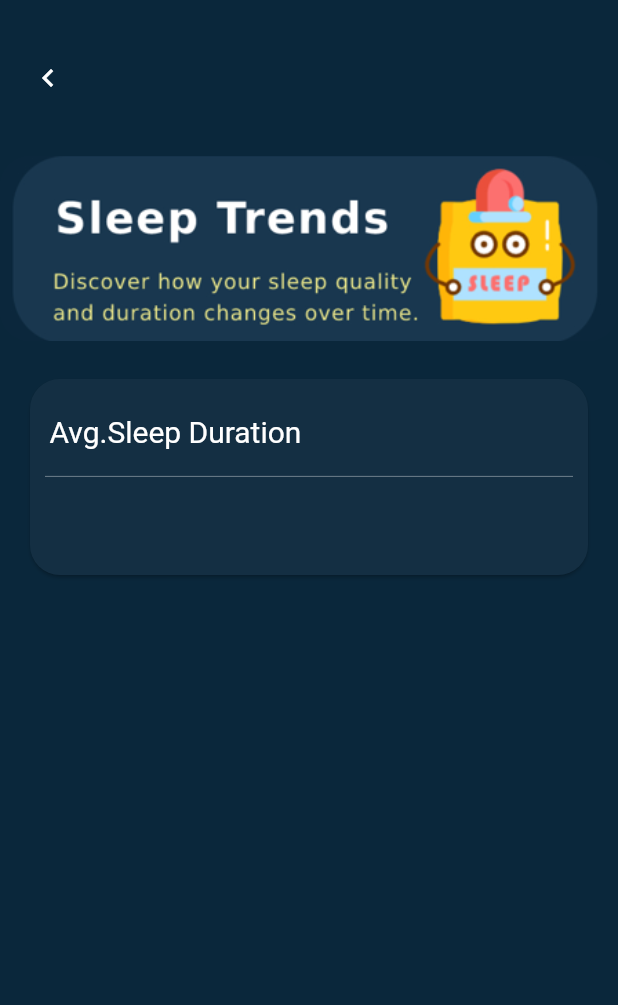
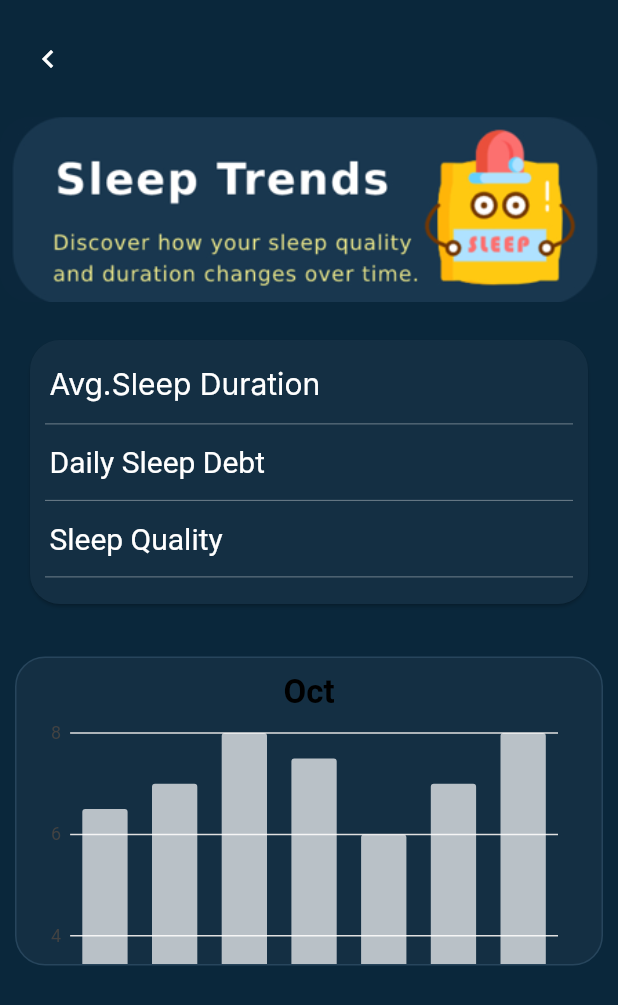
Before and after one commit to starrysky1818/my_app, a Flutter app: the MySummary screen opened directly, on a phone screen of 412 x 824 dp. Shown: the top 1005 px of the screen. Run offline on Flutter 3.47's test engine with Material 2 defaults, Android fonts, the phone set to English and light mode, and no system bars; our stand-ins replace charts_flutter; Roboto replaces fonts that are missing (Inter).

Commit message:
1. add border width

```diff
--- a/lib/Page/summaryPage.dart
+++ b/lib/Page/summaryPage.dart
@@ -1,5 +1,10 @@
 import 'package:flutter/material.dart';
 import 'package:my_app/Page/homePage.dart';
+import 'package:charts_flutter/flutter.dart' as charts;
+import 'package:my_app/bar_chart_model.dart';
+import 'package:my_app/bar_chart_graph.dart';
+
+//Demi's code
 
 class MySummary extends StatelessWidget {
   @override
@@ -18,8 +23,8 @@ class MySummary extends StatelessWidget {
                 },
         child: Container(
           width: screenWidth,
-          padding: EdgeInsets.fromLTRB(20.0, 40.0, 20.0, 40.0),
-          color: Color.fromRGBO(10,39,59,1),
+          padding: const EdgeInsets.fromLTRB(20.0, 27.0, 20.0, 27.0),
+          color: const Color.fromRGBO(10,39,59,1),
           child: Row(
             mainAxisAlignment: MainAxisAlignment.start,
             children: const [
@@ -44,11 +49,11 @@ class MySummary extends StatelessWidget {
             ),
     Container(
       width: screenWidth,
-      height: screenWidth * 0.4,
+      height: screenWidth * 0.51,
       decoration: const BoxDecoration(
       borderRadius: BorderRadius.all(Radius.circular(20))),
       margin: const EdgeInsets.all(8),
-      padding: EdgeInsets.fromLTRB(8.0, 13.0, 8.0, 13.0),
+      padding: const EdgeInsets.fromLTRB(8.0, 13.0, 8.0, 13.0),
       child: Card(
         color: const Color.fromRGBO(20,47,67,1),
         shape: RoundedRectangleBorder(
@@ -58,23 +63,53 @@ class MySummary extends StatelessWidget {
           mainAxisSize: MainAxisSize.min,
           children: <Widget>[
             Padding(
-              padding: EdgeInsets.only(top: 22.0, bottom: 8.0),
+              padding: const EdgeInsets.only(top: 17.0, bottom: 5.0),
               child: Container(
                 width: double.infinity,
-                padding: EdgeInsets.fromLTRB(13.0, 2.0, 13.0, 2.0),
-                child: Text("Avg.Sleep Duration",
-                  style: TextStyle(
+                padding: const EdgeInsets.fromLTRB(13.0, 1.0, 13.0, 1.0),
+                child: const Text("Avg.Sleep Duration",
+                              style: const TextStyle(
+                                      color: Colors.white,
+                                      fontSize: 20.0,
+                                      fontFamily: 'Inter'),
+                              textAlign: TextAlign.left,),
+                ),
+              ),
+            const Divider(
+              color: Colors.white38,
+              indent: 10,
+              endIndent: 10,
+            ),
+            Padding(
+              padding: const EdgeInsets.only(top: 5.0, bottom: 5.0),
+              child: Container(
+                width: double.infinity,
+                padding: const EdgeInsets.fromLTRB(13.0, 1.0, 13.0, 1.0),
+                child: const Text("Daily Sleep Debt",
+                  style: const TextStyle(
                     color: Colors.white,
                     fontSize: 20.0,),
                   textAlign: TextAlign.left,),
-                ),
               ),
-              // child: Text("Avg. Sleep Duration",
-              //     style: TextStyle(
-              //         color: Colors.white,
-              //         fontSize: 20.0,),
-              //     textAlign: TextAlign.end,),
-            Divider(
+            ),
+            const Divider(
+              color: Colors.white38,
+              indent: 10,
+              endIndent: 10,
+            ),
+            Padding(
+              padding: const EdgeInsets.only(top: 5.0, bottom: 5.0),
+              child: Container(
+                width: double.infinity,
+                padding: const EdgeInsets.fromLTRB(13.0, 1.0, 13.0, 1.0),
+                child: const Text("Sleep Quality",
+                  style: const TextStyle(
+                    color: Colors.white,
+                    fontSize: 20.0,),
+                  textAlign: TextAlign.left,),
+              ),
+            ),
+            const Divider(
               color: Colors.white38,
               indent: 10,
               endIndent: 10,
@@ -83,9 +118,91 @@ class MySummary extends StatelessWidget {
         ),
       ),
     ) ,
-        ],
+    Container(
+        width: screenWidth,
+        height: screenWidth * 0.5,
+        margin: const EdgeInsets.all(10),
+        padding: new EdgeInsets.fromLTRB(5, 0.0, 5.0, 0.0),
+        decoration: BoxDecoration(
+            color: Color.fromRGBO(20,47,67,1),
+            border: Border.all(color: Color.fromRGBO(39,69,92,1)),
+            borderRadius: BorderRadius.all(Radius.circular(20))
+        ),
+        child: BarChart(
+        )
+    ),
+            ],
       ),
       backgroundColor: const Color.fromRGBO(10,39,59,1),
     );
   }
 }
+
+class BarChart extends StatefulWidget {
+  @override
+  _BarChartState createState() => _BarChartState();
+}
+
+class _BarChartState extends State<BarChart> {
+
+  final List<BarChartModel> data = [
+    BarChartModel(
+      day: "Mon",
+      sleepDuration: 6.5,
+      color: charts.ColorUtil.fromDartColor
+        (Colors.white70), month: '',
+    ),
+    BarChartModel(
+      day: "Tues",
+      sleepDuration: 7,
+      color: charts.ColorUtil.fromDartColor
+        (Colors.white70), month: '',
+    ),
+    BarChartModel(
+      day: "Wed",
+      sleepDuration: 8,
+      color: charts.ColorUtil.fromDartColor
+        (Colors.white70), month: '',
+    ),
+    BarChartModel(
+      day: "Thurs",
+      sleepDuration: 7.5,
+      color: charts.ColorUtil.fromDartColor
+        (Colors.white70), month: '',
+    ),
+    BarChartModel(
+      day: "Fri",
+      sleepDuration: 6,
+      color: charts.ColorUtil.fromDartColor
+        (Colors.white70), month: '',
+    ),
+    BarChartModel(
+      day: "Sat",
+      sleepDuration: 7,
+      color: charts.ColorUtil.fromDartColor
+        (Colors.white70), month: '',
+    ),
+    BarChartModel(
+      day: "Sun",
+      sleepDuration: 8,
+      color: charts.ColorUtil.fromDartColor
+        (Colors.white70), month: '',
+    ),
+  ];
+
+  @override
+  Widget build(BuildContext context) {
+    return Center(
+        child: Container(
+          child: ListView(
+            scrollDirection: Axis.vertical,
+            shrinkWrap: true,
+            children: [
+              BarChartGraph(data: data),
+            ],
+          ),
+
+        ),
+      );
+  }
+}
```
